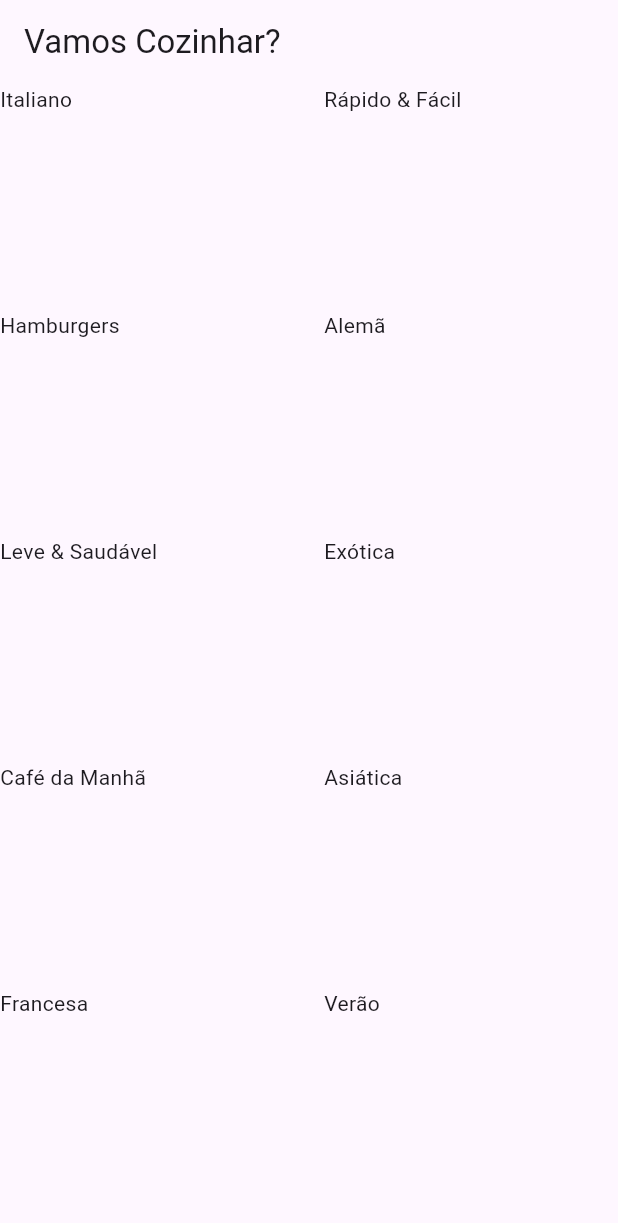
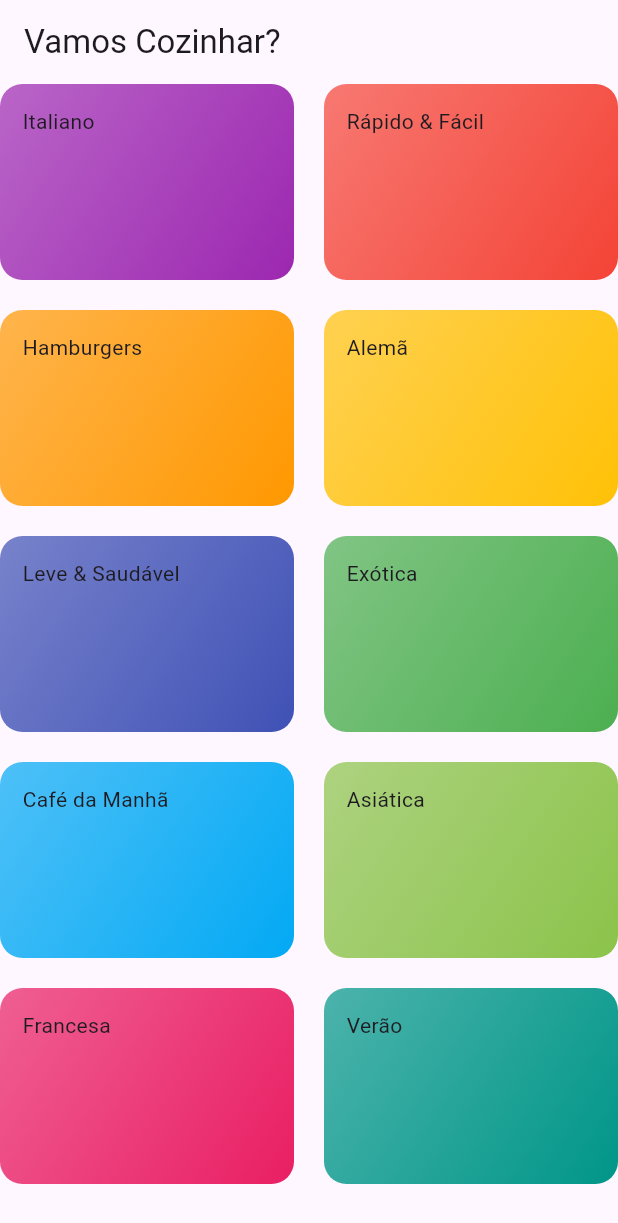
Before and after one commit to IsraelRAlencar/Projeto-Meals, a Flutter app: the screen it shows after launch, on a phone screen of 412 x 824 dp. Shown: the top 1223 px of the screen. Run offline on Flutter 3.47's test engine with Material 3 defaults, Android fonts, the phone set to English and light mode, and no system bars.

Commit message:
new - dando cor borda e alinhamento ao category_item

```diff
--- a/lib/components/category_item.dart
+++ b/lib/components/category_item.dart
@@ -9,6 +9,14 @@ class CategoryItem extends StatelessWidget {
   @override
   Widget build(BuildContext context) {
     return Container(
+      padding: const EdgeInsets.all(15),
+      decoration: BoxDecoration(
+        borderRadius: BorderRadius.circular(15),
+        gradient: LinearGradient(colors: [
+          category.color.withOpacity(0.7),
+          category.color,
+        ], begin: Alignment.topLeft, end: Alignment.bottomRight),
+      ),
       child: Text(category.title),
     );
   }
```
